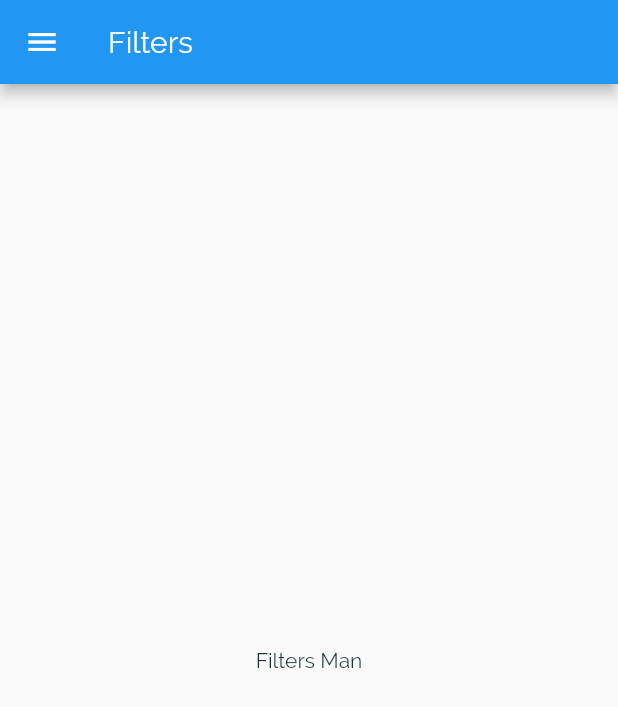
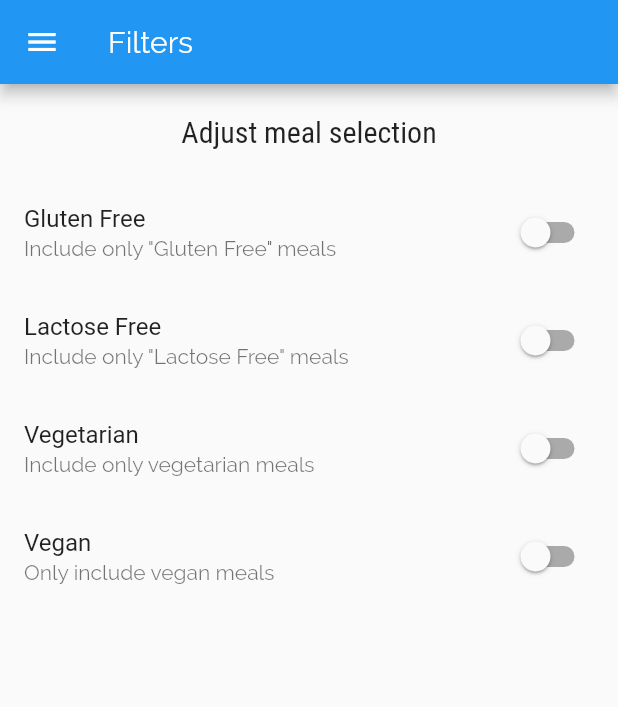
Before and after one commit to Pranay-Narang/MealsPicker, a Flutter app: the FiltersScreen screen opened by its route, on a phone screen of 412 x 824 dp. Shown: the top 707 px of the screen. Run offline on Flutter 3.47's test engine with Material 2 defaults, Android fonts, the phone set to English and light mode, and no system bars.

Commit message:
filters: Add basic switches and options
- Currently logicless

```diff
--- a/lib/filters.dart
+++ b/lib/filters.dart
@@ -8,15 +8,84 @@ class FiltersScreen extends StatefulWidget {
 }
 
 class _FiltersScreenState extends State<FiltersScreen> {
+  var glutenFree = false;
+  var vegetarian = false;
+  var vegan = false;
+  var lactoseFree = false;
+
+  Widget buildSwitchListTile(
+      String title, String subtitle, bool currentVal, Function updateVal) {
+    return SwitchListTile(
+      title: Text(title),
+      value: currentVal,
+      subtitle: Text(subtitle),
+      onChanged: updateVal,
+    );
+  }
+
   Widget build(BuildContext context) {
     return Scaffold(
       appBar: AppBar(
         title: Text('Filters'),
       ),
-      body: Center(
-        child: Text('Filters Man'),
+      drawer: MainDrawer(),
+      body: Column(
+        children: <Widget>[
+          Container(
+            padding: EdgeInsets.all(20),
+            child: Text(
+              'Adjust meal selection',
+              style: Theme.of(context).textTheme.headline6,
+            ),
+          ),
+          Expanded(
+            child: ListView(
+              children: <Widget>[
+                buildSwitchListTile(
+                  'Gluten Free',
+                  'Include only "Gluten Free" meals',
+                  glutenFree,
+                  (newVal) {
+                    setState(() {
+                      glutenFree = newVal;
+                    });
+                  },
+                ),
+                buildSwitchListTile(
+                  'Lactose Free',
+                  'Include only "Lactose Free" meals',
+                  lactoseFree,
+                  (newVal) {
+                    setState(() {
+                      lactoseFree = newVal;
+                    });
+                  },
+                ),
+                buildSwitchListTile(
+                  'Vegetarian',
+                  'Include only vegetarian meals',
+                  vegetarian,
+                  (newVal) {
+                    setState(() {
+                      vegetarian = newVal;
+                    });
+                  },
+                ),
+                buildSwitchListTile(
+                  'Vegan',
+                  'Only include vegan meals',
+                  vegan,
+                  (newVal) {
+                    setState(() {
+                      vegan = newVal;
+                    });
+                  },
+                ),
+              ],
+            ),
+          ),
+        ],
       ),
-      drawer: MainDrawer(),
     );
   }
 }
```
